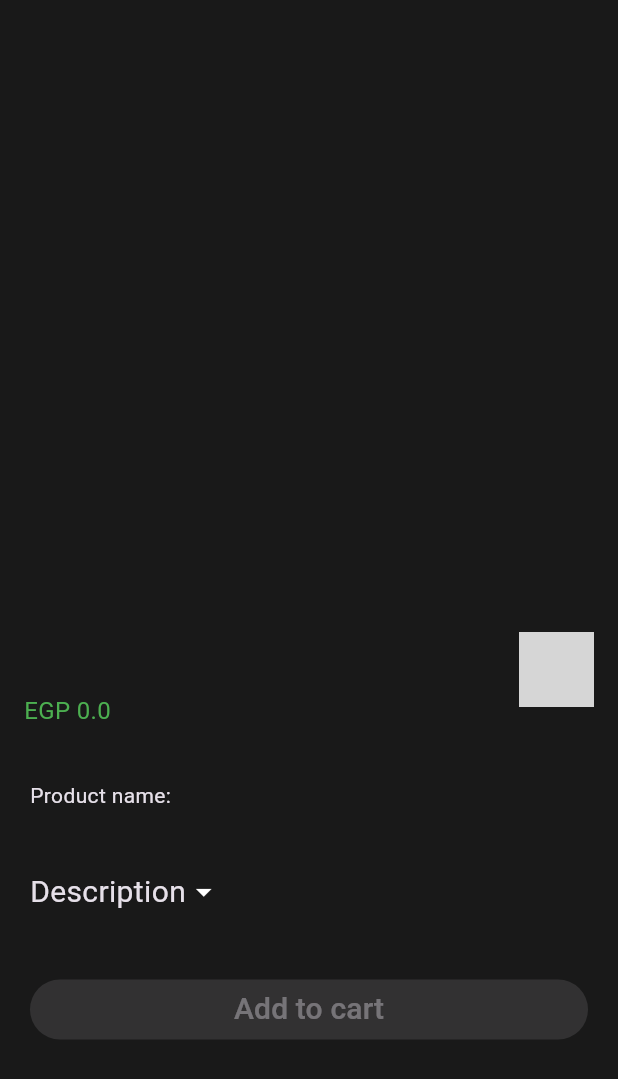
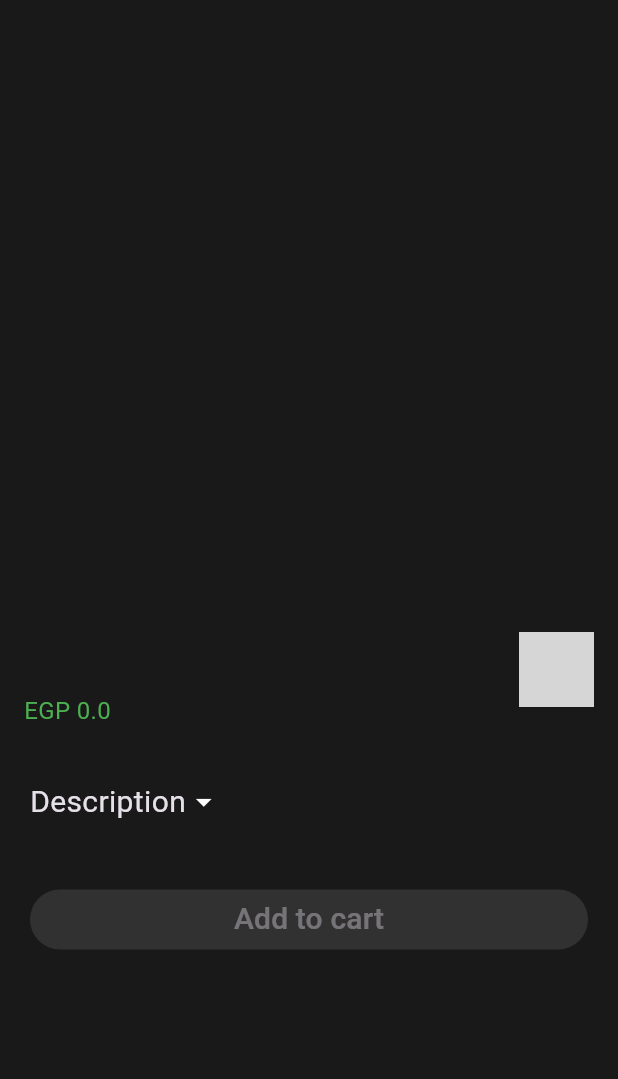
Before and after one commit to amrsamirtawfik/slash-task, a Flutter app: the ProductDetailsWidget widget shown alone on an empty page, opened directly with empty values, on a phone screen of 412 x 824 dp. Shown: the top 1079 px of the screen. Run offline on Flutter 3.47's test engine with Material 3 defaults, Android fonts, the phone set to English and light mode, and no system bars; drawn by our look-alikes of carousel_slider; our stand-ins replace bloc, flutter_bloc, smooth_page_indicator; network calls fail; Roboto replaces fonts that are missing (Cairo-Medium, CairoMedium); grey boxes are pictures that could not be loaded.

Commit message:
submission version

```diff
--- a/lib/ReusableWidgets/ProductDetailsWidget.dart
+++ b/lib/ReusableWidgets/ProductDetailsWidget.dart
@@ -34,10 +34,7 @@ class _ProductDetailsWidgetState extends State<ProductDetailsWidget> {
           currentVariationId: widget.product.productDetailsObject!.variation_id,
           product_id: widget.product.id,
         ),
-        Padding(
-          padding: const EdgeInsets.all(20.0),
-          child: Text('Product name: ${widget.product.id}'),
-        ),
+
         Padding(
           padding: const EdgeInsets.all(20.0),
           child: ProductDescriptionDropDown(
--- a/lib/ReusableWidgets/ProductOptionsNavigator.dart
+++ b/lib/ReusableWidgets/ProductOptionsNavigator.dart
@@ -26,7 +26,7 @@ class _ProductsOptionsNavigatorState extends State<ProductsOptionsNavigator> {
   initState() {
     options = (widget.navigationObject.availableProps);
     selectedValues = widget.navigationObject.selectedOptions;
-    print('opppp: $options');
+   // print('opppp: $options');
   }
 
   @override
@@ -42,7 +42,7 @@ class _ProductsOptionsNavigatorState extends State<ProductsOptionsNavigator> {
             uniqueValues.add(capitalizeFirstLetter(propertyValue['value']));
           }
         }
-        print('unique: $uniqueValues');
+      //  print('unique: $uniqueValues');
         return Column(
           crossAxisAlignment: CrossAxisAlignment.start,
           mainAxisAlignment: MainAxisAlignment.start,
--- a/lib/Screens/ProductDetails.dart
+++ b/lib/Screens/ProductDetails.dart
@@ -25,12 +25,12 @@ class ProductDetails extends StatelessWidget {
         body: BlocConsumer<ProductsBloc, ProductsState>(
           listener: (context, state) {},
           builder: (context, state) {
-            print(state);
+            //print(state);
             // Builder is used to rebuild the UI based on the current state
             if (state is ProductsLoading) {
               return const Center(child: CircularProgressIndicator());
             } else if (state is OpenedProductFetched) {
-              print('found product: ${state.product}');
+            //  print('found product: ${state.product}');
               return ProductDetailsWidget(product: state.product);
             } else if (state is VariationChanged) {
               return ProductDetailsWidget(product: state.product);
```
Also changed, not shown: lib/Bloc/ProductsBloc.dart (+4 -4 lines).
